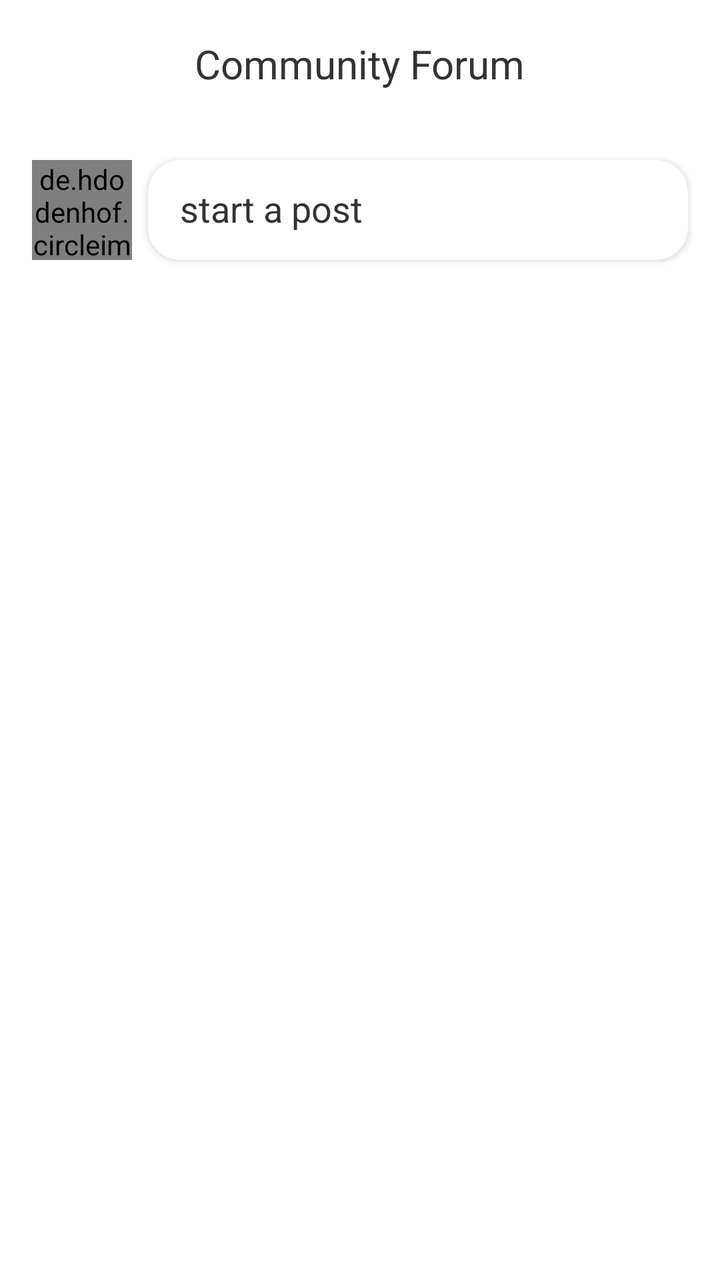
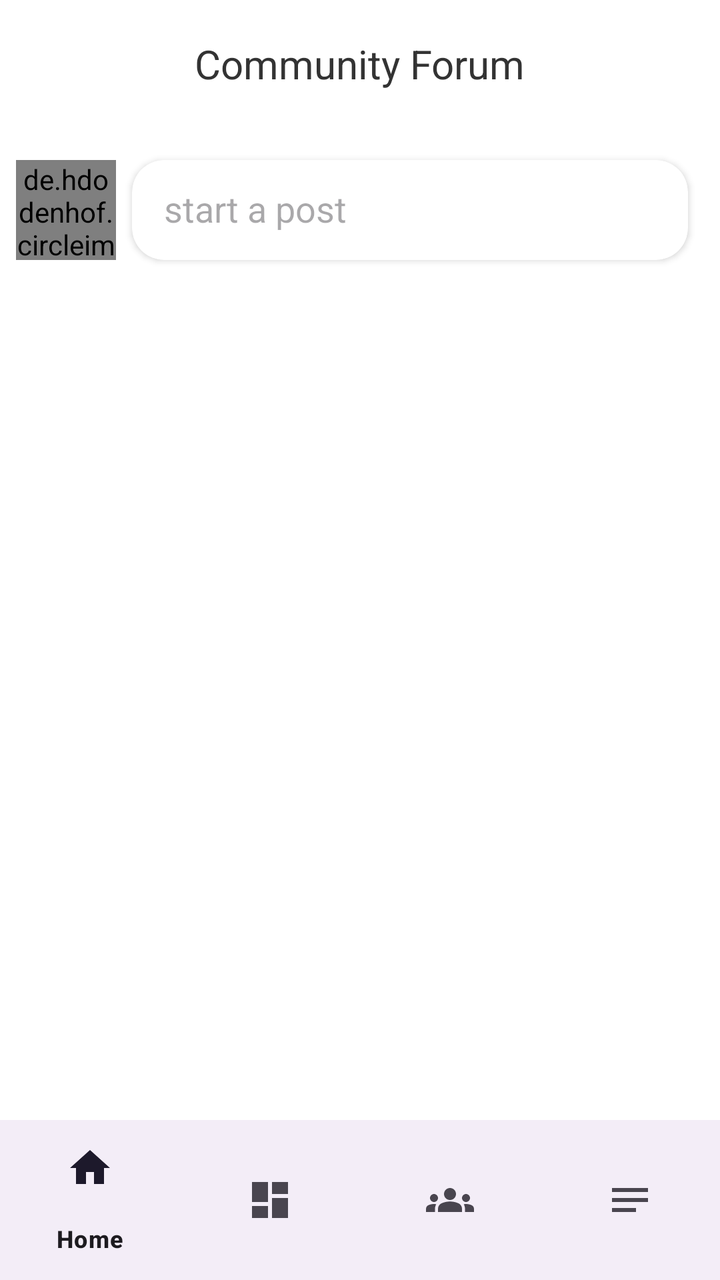

Compare the two renders of this Android layout. The source of the first and the diff that turns it into the second are given below.
<!-- AndroidManifest.xml: application theme Theme.MSApplication -->
<!-- res/layout/activity_community.xml -->
<?xml version="1.0" encoding="utf-8"?>
<LinearLayout
    xmlns:android="http://schemas.android.com/apk/res/android"
    xmlns:tools="http://schemas.android.com/tools"
    android:layout_width="match_parent"
    android:layout_height="match_parent"
    xmlns:app="http://schemas.android.com/apk/res-auto"
    android:orientation="vertical"
    tools:context=".CommunityActivity">


    <androidx.appcompat.widget.Toolbar
        android:id="@+id/toolbar_community"
        android:layout_width="match_parent"
        android:layout_height="?attr/actionBarSize"
        android:elevation="4dp"
        android:theme="@style/ThemeOverlay.AppCompat.Dark.ActionBar"
        app:popupTheme="@style/ThemeOverlay.AppCompat.Light">

        <TextView
            android:id="@+id/toolbar_title"
            android:layout_width="wrap_content"
            android:layout_height="wrap_content"
            android:text="Community Forum"
            android:textSize="20sp"
            android:layout_gravity="center" />

    </androidx.appcompat.widget.Toolbar>

    <LinearLayout
        android:layout_width="match_parent"
        android:layout_height="wrap_content">

        <de.hdodenhof.circleimageview.CircleImageView
            android:layout_width="50dp"
            android:layout_height="50dp"
            android:src="@drawable/mprofile"
            android:layout_marginTop="16dp"
            android:layout_marginStart="16dp"
            android:layout_marginBottom="8dp"/>

        <androidx.cardview.widget.CardView
            android:id="@+id/start_post"
            android:layout_width="0dp"
            android:layout_height="50dp"
            android:layout_marginStart="8dp"
            android:layout_marginTop="16dp"
            android:layout_marginBottom="8dp"
            android:layout_marginEnd="16dp"
            app:cardCornerRadius="16dp"
            android:layout_weight="1"
            android:background="@drawable/post_card">

            <TextView
                android:layout_width="wrap_content"
                android:layout_height="wrap_content"
                android:text="start a post"
                android:textSize="18sp"
                android:layout_marginStart="16dp"
                android:layout_marginTop="12dp"/>

        </androidx.cardview.widget.CardView>

    </LinearLayout>

    <androidx.recyclerview.widget.RecyclerView
        android:id="@+id/recycler_view_posts"
        android:layout_width="match_parent"
        android:layout_height="wrap_content"
        android:layout_marginTop="16dp"
        android:layout_marginHorizontal="16dp"
        app:layout_constraintVertical_weight="1"
        app:layout_constraintHorizontal_weight="1" />

</LinearLayout>
<!-- resources referenced by this layout -->
<resources>
  <!-- drawable mprofile: jpg bitmap (drawable, 64824 bytes) -->
  <!-- drawable post_card (drawable) -->
  <?xml version="1.0" encoding="utf-8"?>
  <selector
      xmlns:android="http://schemas.android.com/apk/res/android">
  
      <item>
          <shape android:shape="rectangle">
              <solid android:color="@color/healthLightGray"/>
              <corners android:radius="70dp"/>
              <stroke android:color="@color/black" android:width="3dp"/>
  
          </shape>
      </item>
  
  </selector>
  <style name="Theme.MSApplication" parent="Base.Theme.MSApplication" />
  <color name="healthLightGray">#ecf0f1</color>
  <color name="black">#FF000000</color>
  <style name="Base.Theme.MSApplication" parent="Theme.Material3.DayNight.NoActionBar">
  
  
          
          <item name="colorPrimary">@color/healthBlue</item>
  
          
          <item name="colorPrimaryDark">@color/healthDarkBlue</item>
  
          
          <item name="colorAccent">@color/healthGreen</item>
  
          
          <item name="android:windowBackground">@color/healthWhite</item>
  
          
          <item name="cardBackgroundColor">@color/healthWhite</item>
  
          
          <item name="android:textColor">@color/healthDarkGray</item>
  
      </style>
  <color name="healthBlue">#3498db</color>
  <color name="healthDarkBlue">#1f3a93</color>
  <color name="healthGreen">#2ecc71</color>
  <color name="healthWhite">#FFFFFFFF</color>
  <color name="healthDarkGray">#333333</color>
</resources>

<!-- the commit's change to res/layout/activity_community.xml (unified diff, before → after) -->
@@ -1,75 +1,89 @@
 <?xml version="1.0" encoding="utf-8"?>
-<LinearLayout
-    xmlns:android="http://schemas.android.com/apk/res/android"
+<androidx.drawerlayout.widget.DrawerLayout xmlns:android="http://schemas.android.com/apk/res/android"
+    xmlns:app="http://schemas.android.com/apk/res-auto"
     xmlns:tools="http://schemas.android.com/tools"
+    android:id="@+id/drawer_layout"
     android:layout_width="match_parent"
     android:layout_height="match_parent"
-    xmlns:app="http://schemas.android.com/apk/res-auto"
-    android:orientation="vertical"
+    android:fitsSystemWindows="true"
     tools:context=".CommunityActivity">
 
 
-    <androidx.appcompat.widget.Toolbar
-        android:id="@+id/toolbar_community"
-        android:layout_width="match_parent"
-        android:layout_height="?attr/actionBarSize"
-        android:elevation="4dp"
-        android:theme="@style/ThemeOverlay.AppCompat.Dark.ActionBar"
-        app:popupTheme="@style/ThemeOverlay.AppCompat.Light">
-
-        <TextView
-            android:id="@+id/toolbar_title"
-            android:layout_width="wrap_content"
-            android:layout_height="wrap_content"
-            android:text="Community Forum"
-            android:textSize="20sp"
-            android:layout_gravity="center" />
-
-    </androidx.appcompat.widget.Toolbar>
-
     <LinearLayout
         android:layout_width="match_parent"
-        android:layout_height="wrap_content">
+        android:layout_height="wrap_content"
+        android:orientation="vertical">
 
-        <de.hdodenhof.circleimageview.CircleImageView
-            android:layout_width="50dp"
-            android:layout_height="50dp"
-            android:src="@drawable/mprofile"
-            android:layout_marginTop="16dp"
-            android:layout_marginStart="16dp"
-            android:layout_marginBottom="8dp"/>
-
-        <androidx.cardview.widget.CardView
-            android:id="@+id/start_post"
-            android:layout_width="0dp"
-            android:layout_height="50dp"
-            android:layout_marginStart="8dp"
-            android:layout_marginTop="16dp"
-            android:layout_marginBottom="8dp"
-            android:layout_marginEnd="16dp"
-            app:cardCornerRadius="16dp"
-            android:layout_weight="1"
-            android:background="@drawable/post_card">
+        <androidx.appcompat.widget.Toolbar
+            android:id="@+id/toolbar_community"
+            android:layout_width="match_parent"
+            android:layout_height="?attr/actionBarSize"
+            android:elevation="4dp"
+            android:theme="@style/ThemeOverlay.AppCompat.Dark.ActionBar"
+            app:popupTheme="@style/ThemeOverlay.AppCompat.Light">
 
             <TextView
+                android:id="@+id/toolbar_title"
                 android:layout_width="wrap_content"
                 android:layout_height="wrap_content"
-                android:text="start a post"
-                android:textSize="18sp"
-                android:layout_marginStart="16dp"
-                android:layout_marginTop="12dp"/>
+                android:layout_gravity="center"
+                android:text="Community Forum"
+                android:textSize="20sp" />
 
-        </androidx.cardview.widget.CardView>
+        </androidx.appcompat.widget.Toolbar>
+
+        <LinearLayout
+            android:layout_width="match_parent"
+            android:layout_height="wrap_content">
+
+            <de.hdodenhof.circleimageview.CircleImageView
+                android:layout_width="50dp"
+                android:layout_height="50dp"
+                android:layout_marginStart="8dp"
+                android:layout_marginTop="16dp"
+                android:layout_marginBottom="8dp"
+                android:src="@drawable/mprofile" />
+
+            <androidx.cardview.widget.CardView
+                android:id="@+id/start_post"
+                android:layout_width="0dp"
+                android:layout_height="50dp"
+                android:layout_marginStart="8dp"
+                android:layout_marginTop="16dp"
+                android:layout_marginEnd="16dp"
+                android:layout_marginBottom="8dp"
+                android:layout_weight="1"
+                android:background="@drawable/post_card"
+                app:cardCornerRadius="16dp">
+
+                <TextView
+                    android:layout_width="wrap_content"
+                    android:layout_height="wrap_content"
+                    android:layout_marginStart="16dp"
+                    android:layout_marginTop="12dp"
+                    android:hint="start a post"
+                    android:textSize="18sp" />
+
+            </androidx.cardview.widget.CardView>
+
+        </LinearLayout>
+
+        <androidx.recyclerview.widget.RecyclerView
+            android:id="@+id/recycler_view_posts"
+            android:layout_width="match_parent"
+            android:layout_height="wrap_content"
+            android:layout_marginHorizontal="8dp"
+            android:layout_marginTop="16dp"
+            android:layout_weight="1" />
+
+        <com.google.android.material.bottomnavigation.BottomNavigationView
+            android:id="@+id/bottom_navigation"
+            android:layout_width="match_parent"
+            android:layout_height="wrap_content"
+            android:layout_gravity="bottom"
+            app:menu="@menu/bottom_navigation_menu" />
+
 
     </LinearLayout>
 
-    <androidx.recyclerview.widget.RecyclerView
-        android:id="@+id/recycler_view_posts"
-        android:layout_width="match_parent"
-        android:layout_height="wrap_content"
-        android:layout_marginTop="16dp"
-        android:layout_marginHorizontal="16dp"
-        app:layout_constraintVertical_weight="1"
-        app:layout_constraintHorizontal_weight="1" />
-
-</LinearLayout>
+</androidx.drawerlayout.widget.DrawerLayout>
